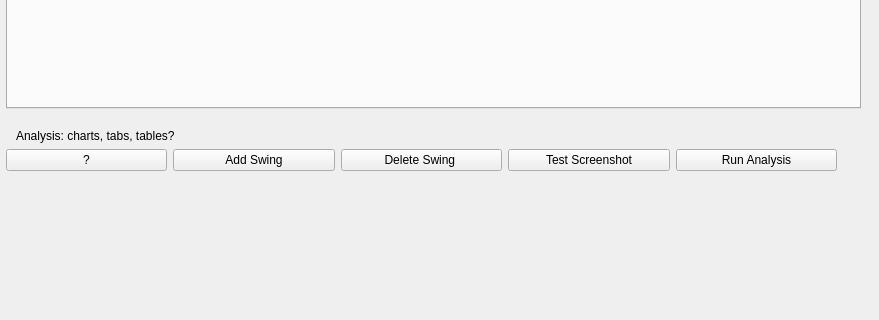
First picture: the form in form.ui, repository jschoch/swingbuddy, before the edit; both pictures show x 0 to 879 and y 371 to 691 of the 879 by 1087 pixel window.
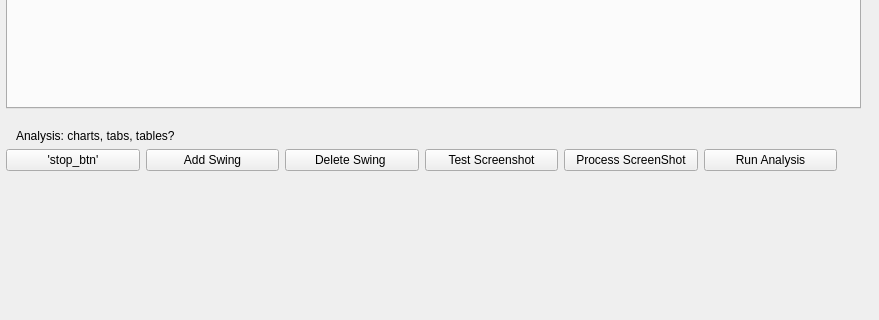
Second picture: the form after the edit.

Patch:
```diff
--- a/form.ui
+++ b/form.ui
@@ -237,7 +237,7 @@
           <item>
            <widget class="QPushButton" name="stop_btn">
             <property name="text">
-             <string>?</string>
+             <string>'stop_btn'</string>
             </property>
            </widget>
           </item>
@@ -262,6 +262,13 @@
             </property>
            </widget>
           </item>
+          <item>
+           <widget class="QPushButton" name="do_ocr_btn">
+            <property name="text">
+             <string>Process ScreenShot</string>
+            </property>
+           </widget>
+          </item>
           <item>
            <widget class="QPushButton" name="run_a_btn">
             <property name="text">
```
